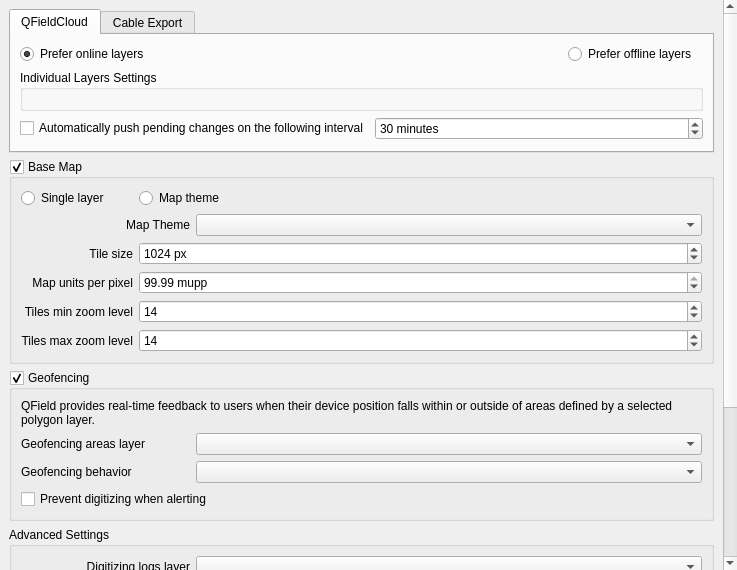
Old version of the form qfieldsync/ui/project_configuration_widget.ui in the repository opengisch/qfieldsync.
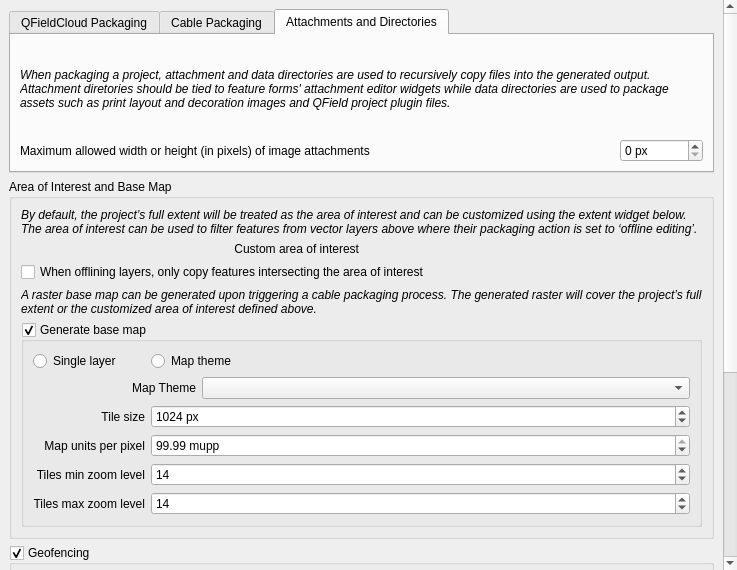
New version of the form. The open tabs and pages were chosen to show the change. Custom widgets are drawn as their Qt base class.

Commit message: Restructure the project properties widget to make everything a bit clearer and coherent to users

```diff
--- a/qfieldsync/ui/project_configuration_widget.ui
+++ b/qfieldsync/ui/project_configuration_widget.ui
@@ -69,10 +69,25 @@
            </sizepolicy>
           </property>
           <attribute name="title">
-           <string>QFieldCloud</string>
+           <string>QFieldCloud Packaging</string>
           </attribute>
-          <layout class="QGridLayout" name="gridLayout_2" columnstretch="1,0,0">
-           <item row="0" column="0">
+          <layout class="QGridLayout" name="cloudExportLayout" columnstretch="1,0,0">
+           <item row="0" column="0" colspan="2">
+            <widget class="QLabel" name="cloudExportLabel">
+             <property name="text">
+              <string>The map layers settings below are used by QFieldCloud when packaging your project for QField to download and synchronize.</string>
+             </property>
+             <property name="font">
+              <font>
+               <italic>true</italic>
+              </font>
+             </property>
+             <property name="wordWrap">
+              <bool>true</bool>
+             </property>
+            </widget>
+           </item>
+           <item row="1" column="0">
             <widget class="QRadioButton" name="preferOnlineLayersRadioButton">
              <property name="text">
               <string>Prefer online layers</string>
@@ -96,7 +111,7 @@
              <layout class="QVBoxLayout" name="verticalLayout_4"/>
             </widget>
            </item>
-           <item row="0" column="1">
+           <item row="1" column="1">
             <widget class="QRadioButton" name="preferOfflineLayersRadioButton">
              <property name="text">
               <string>Prefer offline layers</string>
@@ -168,16 +183,142 @@
          </widget>
          <widget class="QWidget" name="cableExportTab">
           <attribute name="title">
-           <string>Cable Export</string>
+           <string>Cable Packaging</string>
           </attribute>
-          <layout class="QGridLayout" name="gridLayout_6"/>
+          <layout class="QGridLayout" name="cableExportLayout">
+           <item row="0" column="0">
+            <widget class="QLabel" name="cableExportLabel">
+             <property name="text">
+              <string>The map layers settings below are used when packaging your project intented for manually copying the generated project onto your devices manually via USB cable of other import mechanisms supported by devices' operating system.</string>
+             </property>
+             <property name="font">
+              <font>
+               <italic>true</italic>
+              </font>
+             </property>
+             <property name="wordWrap">
+              <bool>true</bool>
+             </property>
+            </widget>
+           </item>
+          </layout>
+         </widget>
+         <widget class="QWidget" name="attachmentsDirectoriesTab">
+          <attribute name="title">
+           <string>Attachments and Directories</string>
+          </attribute>
+          <layout class="QGridLayout" name="attachmentsDirectoriesLayout" columnstretch="1,0">
+           <item row="0" column="0" colspan="2">
+            <widget class="QLabel" name="attachmentsDirectoriesLabel">
+             <property name="text">
+              <string>When packaging a project, attachment and data directories are used to recursively copy files into the generated output. Attachment diretories should be tied to feature forms' attachment editor widgets while data directories are used to package assets such as print layout and decoration images and QField project plugin files.</string>
+             </property>
+             <property name="font">
+              <font>
+               <italic>true</italic>
+              </font>
+             </property>
+             <property name="wordWrap">
+              <bool>true</bool>
+             </property>
+            </widget>
+           </item>
+           <item row="2" column="1">
+            <widget class="QgsSpinBox" name="maximumImageWidthHeight">
+             <property name="sizePolicy">
+              <sizepolicy hsizetype="Expanding" vsizetype="Fixed">
+               <horstretch>0</horstretch>
+               <verstretch>0</verstretch>
+              </sizepolicy>
+             </property>
+             <property name="suffix">
+              <string> px</string>
+             </property>
+             <property name="minimum">
+              <number>0</number>
+             </property>
+             <property name="maximum">
+              <number>99999999</number>
+             </property>
+             <property name="value">
+              <number>0</number>
+             </property>
+             <property name="showClearButton">
+              <bool>true</bool>
+             </property>
+             <property name="clearValue">
+              <bool>false</bool>
+             </property>
+            </widget>
+           </item>
+           <item row="2" column="0">
+            <widget class="QLabel" name="maximumImageWidthHeightLabel">
+             <property name="text">
+              <string>Maximum allowed width or height (in pixels) of image attachments</string>
+             </property>
+            </widget>
+           </item>
+          </layout>
          </widget>
         </widget>
        </item>
        <item>
+        <widget class="QgsCollapsibleGroupBox" name="areaOfInterestBaseMapGroupBox">
+         <property name="title">
+          <string>Area of Interest and Base Map</string>
+         </property>
+         <layout class="QGridLayout" name="areaOfInterestBaseMapLayout">
+          <item row="0" column="0" colspan="2">
+           <widget class="QLabel" name="areaOfInterestLabel">
+            <property name="text">
+             <string>By default, the project’s full extent will be treated as the area of interest and can be customized using the extent widget below. The area of interest can be used to filter features from vector layers above where their packaging action is set to ‘offline editing’.</string>
+            </property>
+            <property name="font">
+             <font>
+              <italic>true</italic>
+             </font>
+            </property>
+            <property name="wordWrap">
+             <bool>true</bool>
+            </property>
+           </widget>
+          </item>
+          <item row="1" column="0">
+           <widget class="QLabel" name="customAreaOfInterestLabel">
+            <property name="text">
+             <string>Custom area of interest</string>
+            </property>
+            <property name="alignment">
+             <set>Qt::AlignRight|Qt::AlignTrailing|Qt::AlignVCenter</set>
+            </property>
+           </widget>
+          </item>
+          <item row="2" column="0" colspan="2">
+           <widget class="QCheckBox" name="onlyOfflineCopyFeaturesInAoi">
+            <property name="text">
+             <string>When offlining layers, only copy features intersecting the area of interest</string>
+            </property>
+           </widget>
+          </item>
+          <item row="3" column="0" colspan="2">
+           <widget class="QLabel" name="baseMapLabel">
+            <property name="text">
+             <string>A raster base map can be generated upon triggering a cable packaging process. The generated raster will cover the project’s full extent or the customized area of interest defined above.</string>
+            </property>
+            <property name="font">
+             <font>
+              <italic>true</italic>
+             </font>
+            </property>
+            <property name="wordWrap">
+             <bool>true</bool>
+            </property>
+           </widget>
+          </item>
+          <item row="4" column="0" colspan="2">
         <widget class="QgsCollapsibleGroupBox" name="createBaseMapGroupBox">
          <property name="title">
-          <string>Base Map</string>
+             <string>Generate base map</string>
          </property>
          <property name="checkable">
           <bool>true</bool>
@@ -185,6 +326,9 @@
          <property name="saveCheckedState">
           <bool>true</bool>
          </property>
+            <property name="collapsed">
+             <bool>true</bool>
+            </property>
          <layout class="QGridLayout" name="gridLayout">
           <item row="0" column="1">
            <widget class="QRadioButton" name="mapThemeRadioButton">
@@ -414,6 +558,9 @@
          </layout>
         </widget>
        </item>
+         </layout>
+        </widget>
+       </item>
        <item>
         <widget class="QgsCollapsibleGroupBox" name="geofencingGroupBox">
          <property name="title">
@@ -428,6 +575,11 @@
             <property name="text">
              <string>QField provides real-time feedback to users when their device position falls within or outside of areas defined by a selected polygon layer.</string>
             </property>
+            <property name="font">
+             <font>
+              <italic>true</italic>
+             </font>
+            </property>
             <property name="wordWrap">
              <bool>true</bool>
             </property>
@@ -495,19 +647,6 @@
             <layout class="QVBoxLayout" name="verticalLayout_8"/>
            </widget>
           </item>
-          <item row="4" column="0">
-           <widget class="QLabel" name="attachmentDirsLabel">
-            <property name="toolTip">
-             <string>A list of directories and files to be treated as attachments or data. Usually the directories that store images and/or SVG are here.</string>
-            </property>
-            <property name="text">
-             <string>Directories</string>
-            </property>
-            <property name="alignment">
-             <set>Qt::AlignRight|Qt::AlignTrailing|Qt::AlignVCenter</set>
-            </property>
-           </widget>
-          </item>
           <item row="0" column="0">
            <widget class="QLabel" name="labelDigitizingLogsLayer">
             <property name="text">
@@ -518,65 +657,6 @@
             </property>
            </widget>
           </item>
-          <item row="2" column="1">
-           <widget class="QCheckBox" name="onlyOfflineCopyFeaturesInAoi">
-            <property name="text">
-             <string>Only copy features in area of interest</string>
-            </property>
-           </widget>
-          </item>
-          <item row="3" column="1">
-           <widget class="QgsSpinBox" name="maximumImageWidthHeight">
-            <property name="sizePolicy">
-             <sizepolicy hsizetype="Expanding" vsizetype="Fixed">
-              <horstretch>0</horstretch>
-              <verstretch>0</verstretch>
-             </sizepolicy>
-            </property>
-            <property name="toolTip">
-             <string>This number sets the maximum allowed width or height (in pixels) of an image attached to feature forms.</string>
-            </property>
-            <property name="suffix">
-             <string> px</string>
-            </property>
-            <property name="minimum">
-             <number>0</number>
-            </property>
-            <property name="maximum">
-             <number>99999999</number>
-            </property>
-            <property name="value">
-             <number>0</number>
-            </property>
-            <property name="showClearButton">
-             <bool>true</bool>
-            </property>
-            <property name="clearValue">
-             <bool>false</bool>
-            </property>
-           </widget>
-          </item>
-          <item row="3" column="0">
-           <widget class="QLabel" name="maximumImageWidthHeightLabel">
-            <property name="text">
-             <string>Max. image attachment
-(width or height)</string>
-            </property>
-            <property name="alignment">
-             <set>Qt::AlignRight|Qt::AlignTrailing|Qt::AlignVCenter</set>
-            </property>
-           </widget>
-          </item>
-          <item row="1" column="0">
-           <widget class="QLabel" name="areaOfInterestLabel">
-            <property name="text">
-             <string>Area of interest</string>
-            </property>
-            <property name="alignment">
-             <set>Qt::AlignRight|Qt::AlignTrailing|Qt::AlignVCenter</set>
-            </property>
-           </widget>
-          </item>
           <item row="0" column="1">
            <widget class="QgsMapLayerComboBox" name="digitizingLogsLayerComboBox"/>
           </item>
```
Left out of the diff: 8 changed lines with no effect on the pictures. Lines whose indentation alone changed are shown as unchanged. The commit also changes 1 other file.
